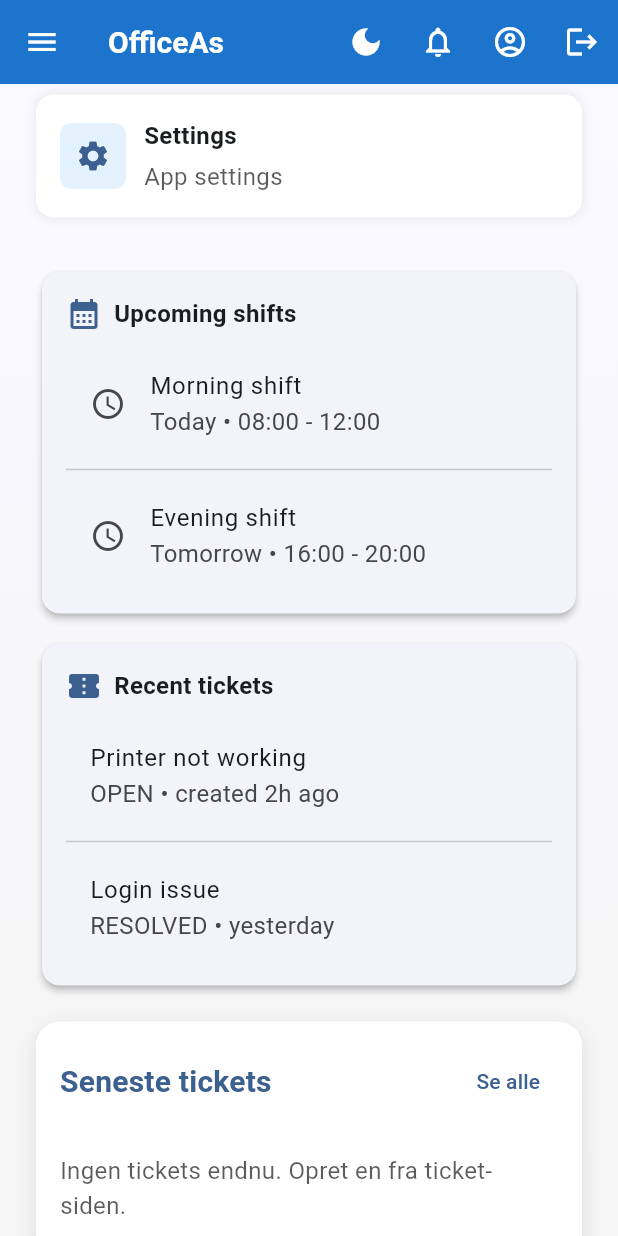
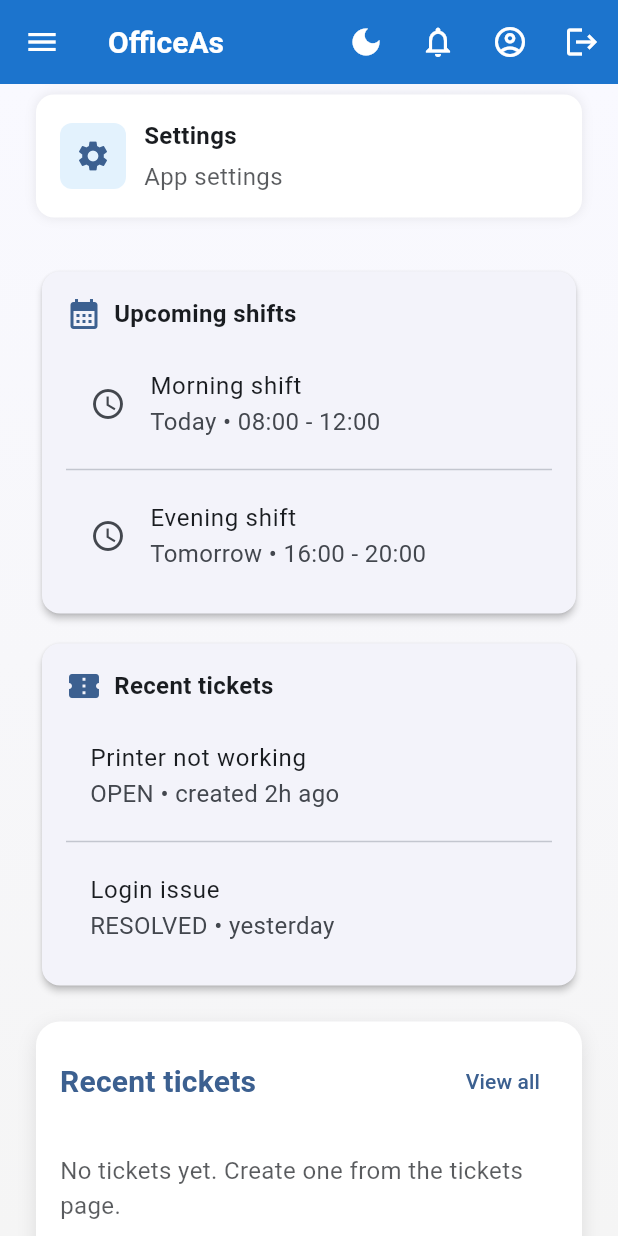
Before and after one commit to Mercantec-GHC/h4-26-gruppe2-officeas, a Flutter app: the HomePage screen opened directly, scrolled down 716 dp, on a phone screen of 412 x 824 dp. Run offline on Flutter 3.47's test engine with Material 3 defaults, Android fonts, the phone set to English and light mode, and no system bars; our stand-ins replace camera, dio, equatable, flutter_bloc, get_it, google_sign_in and 3 more; missing offline and left inert: dart:html, flutter_web_auth_2; accounts and stored records are empty; network calls fail; Roboto replaces fonts that are missing (Arial).

Commit message:
Cleaning up and translating frontend

```diff
--- a/flutter_app/lib/core/api/api_client.dart
+++ b/flutter_app/lib/core/api/api_client.dart
@@ -256,14 +256,14 @@ class ApiClient {
 
       case DioExceptionType.connectionError:
         return ApiException.network(
-          'Ingen internetforbindelse - tjek din netværksforbindelse',
+          'No internet connection - check your network connection',
         );
 
       case DioExceptionType.badResponse:
         return _mapError(error.response!);
 
       case DioExceptionType.cancel:
-        return ApiException.unknown('Request blev annulleret');
+        return ApiException.unknown('Request was cancelled');
 
       case DioExceptionType.unknown:
         return ApiException.network(
--- a/flutter_app/lib/core/theme/theme.dart
+++ b/flutter_app/lib/core/theme/theme.dart
@@ -26,13 +26,6 @@ final appTheme = ThemeData(
   snackBarTheme: const SnackBarThemeData(
     backgroundColor: AppColors.primary,
     contentTextStyle: TextStyle(color: Colors.white),
-  ),
-  bottomNavigationBarTheme: const BottomNavigationBarThemeData(
-    backgroundColor: Colors.white,
-    selectedItemColor: AppColors.primary,
-    unselectedItemColor: Color(0xFF5F6B7A),
-    showUnselectedLabels: true,
-    type: BottomNavigationBarType.fixed,
   ),
   useMaterial3: true,
 );
@@ -72,15 +65,5 @@ final appDarkTheme = ThemeData(
     backgroundColor: AppColors.primary,
     contentTextStyle: TextStyle(color: Colors.white),
   ),
-  bottomNavigationBarTheme: BottomNavigationBarThemeData(
-    backgroundColor: const Color(0xFF1E1E1E),
-    selectedItemColor: ColorScheme.fromSeed(
-      seedColor: AppColors.primary,
-      brightness: Brightness.dark,
-    ).primary,
-    unselectedItemColor: Colors.white70,
-    showUnselectedLabels: true,
-    type: BottomNavigationBarType.fixed,
-  ),
   useMaterial3: true,
 );
--- a/flutter_app/lib/core/utils/pick_image_bytes.dart
+++ b/flutter_app/lib/core/utils/pick_image_bytes.dart
@@ -7,7 +7,7 @@ import 'read_image_bytes.dart';
 /// Result of a successful image pick: raw bytes and a suggested filename.
 typedef PickImageResult = ({List<int> bytes, String filename});
 
-/// Shows a bottom sheet (Tag billede / Vælg fra galleri), then either opens
+/// Shows a bottom sheet (Take photo / Choose from gallery), then either opens
 /// the camera or gallery, and returns the image bytes and filename.
 ///
 /// Returns `null` if the user cancels (dismisses sheet or picker without selecting).
@@ -20,12 +20,12 @@ Future<PickImageResult?> pickImageBytes(BuildContext context) async {
         children: [
           ListTile(
             leading: const Icon(Icons.camera_alt),
-            title: const Text('Tag billede'),
+            title: const Text('Take photo'),
             onTap: () => Navigator.pop(ctx, ImageSource.camera),
           ),
           ListTile(
             leading: const Icon(Icons.photo_library),
-            title: const Text('Vælg fra galleri'),
+            title: const Text('Choose from gallery'),
             onTap: () => Navigator.pop(ctx, ImageSource.gallery),
           ),
         ],
--- a/flutter_app/lib/features/calendar/pages/calendar_page.dart
+++ b/flutter_app/lib/features/calendar/pages/calendar_page.dart
@@ -7,6 +7,7 @@ import '../../../domain/entities/absence_request_entity.dart';
 import '../../../domain/repositories/shift_repository.dart';
 import '../../../domain/repositories/absence_request_repository.dart';
 import '../../../features/auth/bloc/auth_bloc.dart';
+import '../../../core/widgets/app_drawer.dart';
 import '../../../core/widgets/app_topbar_actions.dart';
 import '../dialogs/create_absence_request_dialog.dart';
 
@@ -208,6 +209,7 @@ class _CalendarPageState extends State<CalendarPage> {
       context,
     ).textTheme.bodyMedium?.color?.withValues(alpha: 0.72);
     return Scaffold(
+      drawer: const AppDrawer(),
       appBar: AppBar(
         title: const Text('Calendar'),
         actions: [
--- a/flutter_app/lib/features/home/account.dart
+++ b/flutter_app/lib/features/home/account.dart
@@ -77,7 +77,7 @@ class _AccountPageState extends State<AccountPage> {
 
       ScaffoldMessenger.of(context).showSnackBar(
         const SnackBar(
-          content: Text('Profilbillede uploadet'),
+          content: Text('Profile picture uploaded'),
           backgroundColor: Colors.green,
         ),
       );
@@ -86,7 +86,7 @@ class _AccountPageState extends State<AccountPage> {
 
       ScaffoldMessenger.of(context).showSnackBar(
         SnackBar(
-          content: Text('Upload fejlede: $e'),
+          content: Text('Upload failed: $e'),
           backgroundColor: Colors.red,
         ),
       );
--- a/flutter_app/lib/features/home/pages/home_page.dart
+++ b/flutter_app/lib/features/home/pages/home_page.dart
@@ -144,22 +144,11 @@ class _HomePageState extends State<HomePage> {
               ElevatedButton.icon(
                 onPressed: () => Navigator.of(context).pushNamed('/calendar'),
                 icon: const Icon(Icons.calendar_today),
-                label: const Text('Åbn kalender'),
+                label: const Text('Open calendar'),
               ),
             ],
           ),
         ],
-      ),
-    );
-
-    final moreFeaturesText = Padding(
-      padding: const EdgeInsets.only(top: 24),
-      child: Text(
-        'More features coming soon...',
-        style: Theme.of(context).textTheme.bodyMedium?.copyWith(
-          color: subduedText,
-          fontStyle: FontStyle.italic,
-        ),
       ),
     );
 
@@ -239,8 +228,6 @@ class _HomePageState extends State<HomePage> {
                 ),
                 const SizedBox(height: 20),
                 _buildTicketsSection(context, showTickets),
-                const SizedBox(height: 24),
-                moreFeaturesText,
               ],
             ),
           );
@@ -388,7 +375,7 @@ class _HomePageState extends State<HomePage> {
                                         MainAxisAlignment.spaceBetween,
                                     children: [
                                       Text(
-                                        'Seneste tickets',
+                                        'Recent tickets',
                                         style: Theme.of(context)
                                             .textTheme
                                             .titleMedium
@@ -405,7 +392,7 @@ class _HomePageState extends State<HomePage> {
                                                     const TicketListPage(),
                                               ),
                                             ),
-                                        child: const Text('Se alle'),
+                                        child: const Text('View all'),
                                       ),
                                     ],
                                   ),
@@ -416,7 +403,7 @@ class _HomePageState extends State<HomePage> {
                                         vertical: 16,
                                       ),
                                       child: Text(
-                                        'Ingen tickets endnu. Opret en fra ticket-siden.',
+                                        'No tickets yet. Create one from the tickets page.',
                                         style: Theme.of(context)
                                             .textTheme
                                             .bodyMedium
@@ -476,15 +463,15 @@ class _HomePageState extends State<HomePage> {
   String _statusLabel(String status) {
     switch (status) {
       case 'OPEN':
-        return 'Åben';
+        return 'Open';
       case 'IN_PROGRESS':
-        return 'I gang';
+        return 'In progress';
       case 'RESOLVED':
-        return 'Løst';
+        return 'Resolved';
       case 'CLOSED':
-        return 'Lukket';
+        return 'Closed';
       case 'CANCELLED':
-        return 'Annulleret';
+        return 'Cancelled';
       default:
         return status;
     }
@@ -707,7 +694,7 @@ class _HomePageState extends State<HomePage> {
               mainAxisAlignment: MainAxisAlignment.spaceBetween,
               children: [
                 Text(
-                  'Seneste tickets',
+                  'Recent tickets',
                   style: Theme.of(context).textTheme.titleMedium?.copyWith(
                     fontWeight: FontWeight.bold,
                     color: scheme.primary,
@@ -721,7 +708,7 @@ class _HomePageState extends State<HomePage> {
                           : const DummyTicketsPage(),
                     ),
                   ),
-                  child: const Text('Se alle'),
+                  child: const Text('View all'),
                 ),
               ],
             ),
@@ -768,7 +755,7 @@ class _HomePageState extends State<HomePage> {
                 mainAxisAlignment: MainAxisAlignment.spaceBetween,
                 children: [
                   Text(
-                    'Seneste tickets',
+                    'Recent tickets',
                     style: Theme.of(context).textTheme.titleMedium?.copyWith(
                       fontWeight: FontWeight.bold,
                       color: scheme.primary,
@@ -780,7 +767,7 @@ class _HomePageState extends State<HomePage> {
                         builder: (context) => const TicketListPage(),
                       ),
                     ),
-                    child: const Text('Se alle'),
+                    child: const Text('View all'),
                   ),
                 ],
               ),
@@ -789,7 +776,7 @@ class _HomePageState extends State<HomePage> {
                 Padding(
                   padding: const EdgeInsets.symmetric(vertical: 16),
                   child: Text(
-                    'Ingen tickets endnu. Opret en fra ticket-siden.',
+                    'No tickets yet. Create one from the tickets page.',
                     style: Theme.of(
                       context,
                     ).textTheme.bodyMedium?.copyWith(color: subduedText),
--- a/flutter_app/lib/features/messaging/pages/conversations_page.dart
+++ b/flutter_app/lib/features/messaging/pages/conversations_page.dart
@@ -1,5 +1,6 @@
 import 'package:flutter/material.dart';
 import 'package:flutter_bloc/flutter_bloc.dart';
+import '../../../core/widgets/app_drawer.dart';
 import '../../../core/widgets/app_topbar_actions.dart';
 import '../../../data/models/messaging_models.dart';
 import '../../../features/auth/bloc/auth_bloc.dart';
@@ -28,8 +29,9 @@ class _ConversationsPageState extends State<ConversationsPage> {
   Widget build(BuildContext context) {
     final scheme = Theme.of(context).colorScheme;
     return Scaffold(
+      drawer: const AppDrawer(),
       appBar: AppBar(
-        title: const Text('Beskeder'),
+        title: const Text('Messages'),
         actions: const [AppTopBarActions()],
       ),
       body: BlocBuilder<MessagingBloc, MessagingState>(
@@ -130,7 +132,7 @@ class _ConversationTile extends StatelessWidget {
     ).textTheme.bodyMedium?.color?.withValues(alpha: 0.72);
     final name = conversation.displayNameWithDepartment(currentUserId);
     final preview = conversation.lastMessagePreview.isEmpty
-        ? 'Ingen beskeder endnu'
+        ? 'No messages yet'
         : conversation.lastMessagePreview;
     final time = _formatTime(conversation.lastMessageAt);
     final unread = conversation.unreadCount;
@@ -215,7 +217,7 @@ class _ConversationTile extends StatelessWidget {
     if (dt == null) return '';
     final now = DateTime.now();
     final diff = now.difference(dt);
-    if (diff.inMinutes < 1) return 'Nu';
+    if (diff.inMinutes < 1) return 'Now';
     if (diff.inHours < 1) return '${diff.inMinutes} min';
     if (diff.inDays < 1) {
       return '${dt.hour.toString().padLeft(2, '0')}:${dt.minute.toString().padLeft(2, '0')}';
@@ -242,7 +244,7 @@ class _EmptyView extends StatelessWidget {
           Icon(Icons.chat_bubble_outline, size: 64, color: subtitleColor),
           const SizedBox(height: 16),
           Text(
-            'Ingen samtaler endnu',
+            'No conversations yet',
             style: TextStyle(fontSize: 16, color: subtitleColor),
           ),
         ],
--- a/flutter_app/lib/features/messaging/pages/new_conversation_page.dart
+++ b/flutter_app/lib/features/messaging/pages/new_conversation_page.dart
@@ -57,7 +57,7 @@ class _NewConversationPageState extends State<NewConversationPage> {
     } catch (e) {
       if (mounted) {
         setState(() {
-          _error = 'Kunne ikke hente brugere. Prøv igen.';
+          _error = 'Could not fetch users. Try again.';
           _isLoading = false;
         });
       }
@@ -165,7 +165,7 @@ class _NewConversationPageState extends State<NewConversationPage> {
   Widget build(BuildContext context) {
     return Scaffold(
       appBar: AppBar(
-        title: const Text('Ny samtale'),
+        title: const Text('New conversation'),
         actions: [
           const AppTopBarActions(),
           TextButton(
@@ -173,7 +173,7 @@ class _NewConversationPageState extends State<NewConversationPage> {
                 ? null
                 : _createOrSendToSelection,
             child: Text(
-              _isSubmitting ? 'SENDER...' : 'NÆSTE',
+              _isSubmitting ? 'SENDING...' : 'NEXT',
               style: TextStyle(color: Theme.of(context).colorScheme.onPrimary),
             ),
           ),
@@ -188,7 +188,7 @@ class _NewConversationPageState extends State<NewConversationPage> {
               controller: _searchController,
               onChanged: _onSearchChanged,
               decoration: InputDecoration(
-                hintText: 'Søg efter navn eller e-mail...',
+                hintText: 'Search by name or email...',
                 prefixIcon: const Icon(Icons.search),
                 border: OutlineInputBorder(
                   borderRadius: BorderRadius.circular(24),
@@ -212,7 +212,7 @@ class _NewConversationPageState extends State<NewConversationPage> {
               maxLines: 2,
               decoration: InputDecoration(
                 hintText:
-                    'Valgfri: skriv første besked til alle valgte brugere',
+                    'Optional: write first message to all selected users',
                 border: OutlineInputBorder(
                   borderRadius: BorderRadius.circular(12),
                 ),
@@ -272,7 +272,7 @@ class _NewConversationPageState extends State<NewConversationPage> {
                 });
                 _loadUsers();
               },
-              child: const Text('Prøv igen'),
+              child: const Text('Try again'),
             ),
           ],
         ),
@@ -282,8 +282,8 @@ class _NewConversationPageState extends State<NewConversationPage> {
       return Center(
         child: Text(
           _searchController.text.isEmpty
-              ? 'Ingen brugere fundet'
-              : 'Ingen resultater for "${_searchController.text}"',
+              ? 'No users found'
+              : 'No results for "${_searchController.text}"',
           style: TextStyle(
             color: Theme.of(
               context,
--- a/flutter_app/lib/features/tickets/pages/create_ticket_page.dart
+++ b/flutter_app/lib/features/tickets/pages/create_ticket_page.dart
@@ -54,7 +54,7 @@ class _CreateTicketPageState extends State<CreateTicketPage> {
   Widget build(BuildContext context) {
     return Scaffold(
       appBar: AppBar(
-        title: const Text('Opret ticket'),
+        title: const Text('Create ticket'),
         actions: const [AppTopBarActions()],
       ),
       body: BlocConsumer<TicketsBloc, TicketsState>(
@@ -70,7 +70,7 @@ class _CreateTicketPageState extends State<CreateTicketPage> {
           if (state is TicketCreateSuccess) {
             ScaffoldMessenger.of(context).showSnackBar(
               const SnackBar(
-                content: Text('Ticket oprettet'),
+                content: Text('Ticket created'),
                 backgroundColor: Colors.green,
               ),
             );
@@ -89,13 +89,13 @@ class _CreateTicketPageState extends State<CreateTicketPage> {
                   TextFormField(
                     controller: _titleController,
                     decoration: const InputDecoration(
-                      labelText: 'Titel',
+                      labelText: 'Title',
                       border: OutlineInputBorder(),
                     ),
                     enabled: !loading,
                     validator: (v) {
                       if (v == null || v.trim().isEmpty) {
-                        return 'Angiv en titel';
+                        return 'Enter a title';
                       }
                       return null;
                     },
@@ -104,7 +104,7 @@ class _CreateTicketPageState extends State<CreateTicketPage> {
                   TextFormField(
                     controller: _descriptionController,
                     decoration: const InputDecoration(
-                      labelText: 'Beskrivelse',
+                      labelText: 'Description',
                       border: OutlineInputBorder(),
                       alignLabelWithHint: true,
                     ),
@@ -112,7 +112,7 @@ class _CreateTicketPageState extends State<CreateTicketPage> {
                     enabled: !loading,
                     validator: (v) {
                       if (v == null || v.trim().isEmpty) {
-                        return 'Angiv en beskrivelse';
+                        return 'Enter a description';
                       }
                       return null;
                     },
```
Also changed, not shown: flutter_app/lib/core/api/api_result.dart (+8 -8 lines), flutter_app/lib/core/widgets/app_drawer.dart (+33 -10 lines), flutter_app/lib/features/home/dummy_feedback.dart (deleted, +0 -46 lines), flutter_app/lib/features/notifications/pages/notifications_page.dart (+12 -10 lines), flutter_app/lib/features/tickets/pages/ticket_detail_page.dart (+11 -11 lines), flutter_app/lib/features/tickets/pages/ticket_list_page.dart (+22 -22 lines), flutter_app/lib/main.dart (+0 -28 lines).
